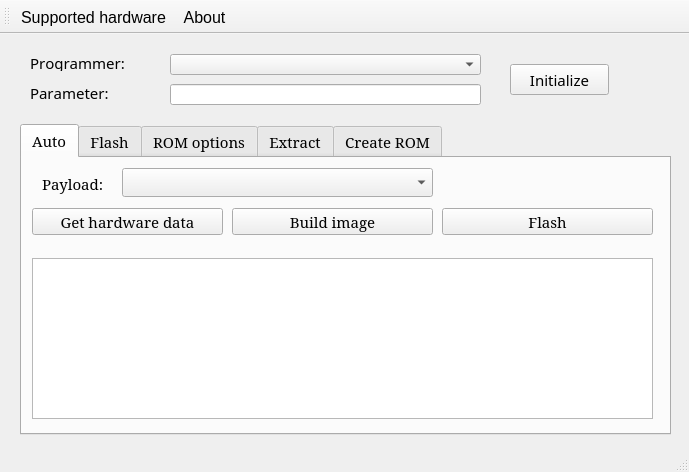
Old version of the form mainwindow.ui in the repository lukaszdmitrowski/coreboot_flashtool.
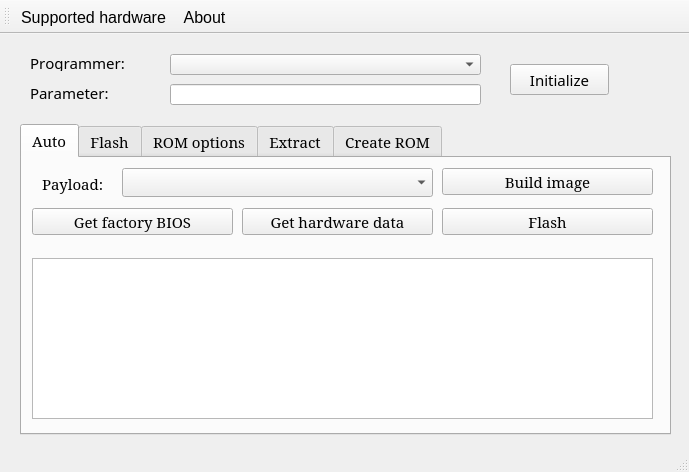
New version of the form. Icons and pictures are not drawn.

Diff of the .ui file:
```diff
--- a/mainwindow.ui
+++ b/mainwindow.ui
@@ -126,7 +126,7 @@
      <widget class="QPushButton" name="b_auto_get_hw_data">
       <property name="geometry">
        <rect>
-        <x>10</x>
+        <x>220</x>
         <y>50</y>
         <width>191</width>
         <height>27</height>
@@ -139,9 +139,9 @@
      <widget class="QPushButton" name="b_auto_build_img">
       <property name="geometry">
        <rect>
-        <x>210</x>
-        <y>50</y>
-        <width>201</width>
+        <x>420</x>
+        <y>10</y>
+        <width>211</width>
         <height>27</height>
        </rect>
       </property>
@@ -149,6 +149,19 @@
        <string>Build image</string>
       </property>
      </widget>
+     <widget class="QPushButton" name="b_auto_get_bios">
+      <property name="geometry">
+       <rect>
+        <x>10</x>
+        <y>50</y>
+        <width>201</width>
+        <height>27</height>
+       </rect>
+      </property>
+      <property name="text">
+       <string>Get factory BIOS</string>
+      </property>
+     </widget>
     </widget>
     <widget class="QWidget" name="tab_flash">
      <attribute name="icon">
```
